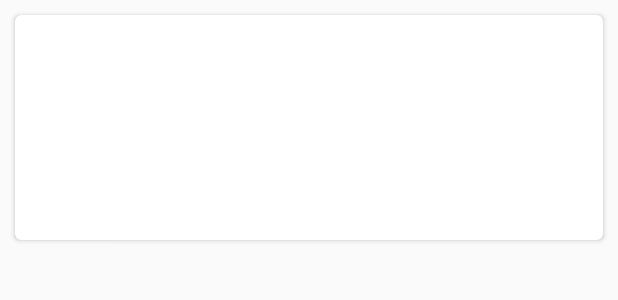
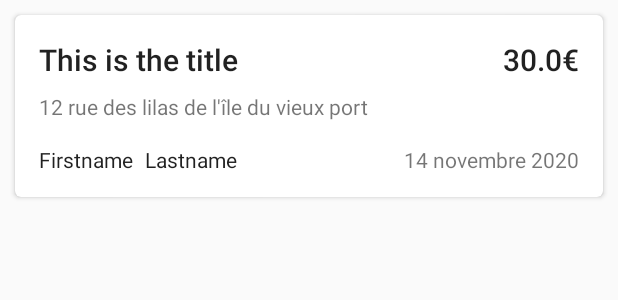
Before and after one commit to kelvinhado/Stootie, an Android app: the layout list_item_stooties.xml on its own in the app's theme, with its tools: preview values and no code run, on a phone screen of 412 x 824 dp. Shown: the top 300 px of the screen. Run offline under Robolectric (Android 15) with nearby library versions, the phone set to English and light mode, and no system bars.

Commit message:
polish stooties view

```diff
--- a/app/build.gradle
+++ b/app/build.gradle
@@ -40,6 +40,7 @@ dependencies {
     compile "io.reactivex.rxjava2:rxandroid:$rootProject.rxAndroidVersion"
     compile "com.squareup.picasso:picasso:$rootProject.picassoVersion"
     compile "com.jakewharton:butterknife:$rootProject.butterknifeVersion"
+    compile "com.android.support.constraint:constraint-layout:$rootProject.constraintVersion"
     annotationProcessor "com.jakewharton:butterknife-compiler:$rootProject.butterknifeVersion"
 
     // Dependencies for Android unit tests
@@ -48,5 +49,4 @@ dependencies {
     androidTestCompile("com.android.support.test.espresso:espresso-core:$rootProject.testEspressoVersion", {
         exclude group: 'com.android.support', module: 'support-annotations'
     })
-    compile 'com.android.support.constraint:constraint-layout:1.0.0-alpha3'
 }
--- a/app/src/main/java/com/kelvinhado/stootie/stooties/StootiesAdapter.java
+++ b/app/src/main/java/com/kelvinhado/stootie/stooties/StootiesAdapter.java
@@ -10,7 +10,11 @@ import android.widget.TextView;
 import com.kelvinhado.stootie.R;
 import com.kelvinhado.stootie.data.model.Stootie;
 
+import java.text.ParseException;
+import java.text.SimpleDateFormat;
+import java.util.Date;
 import java.util.List;
+import java.util.Locale;
 
 import butterknife.BindView;
 import butterknife.ButterKnife;
@@ -21,7 +25,7 @@ import butterknife.ButterKnife;
 
 public class StootiesAdapter extends RecyclerView.Adapter<StootiesAdapter.StootieViewHolder> {
 
-        private List<Stootie> mDataset;
+    private List<Stootie> mDataset;
 
     private ListItemClickListener mListener;
 
@@ -52,12 +56,11 @@ public class StootiesAdapter extends RecyclerView.Adapter<StootiesAdapter.Stooti
         return mDataset.size();
     }
 
-    public void swap(List<Stootie> list){
+    public void swap(List<Stootie> list) {
         if (mDataset != null) {
             mDataset.clear();
             mDataset.addAll(list);
-        }
-        else {
+        } else {
             mDataset = list;
         }
         notifyDataSetChanged();
@@ -69,12 +72,18 @@ public class StootiesAdapter extends RecyclerView.Adapter<StootiesAdapter.Stooti
 
     class StootieViewHolder extends RecyclerView.ViewHolder implements View.OnClickListener {
 
-        @BindView(R.id.tv_item_title)           TextView title;
-        @BindView(R.id.tv_item_user_firstname)  TextView firstname;
-        @BindView(R.id.tv_item_user_lastname)   TextView lastname;
-        @BindView(R.id.tv_item_price)           TextView price;
-        @BindView(R.id.tv_item_address)         TextView address;
-        @BindView(R.id.tv_item_date)            TextView date;
+        @BindView(R.id.tv_item_title)
+        TextView title;
+        @BindView(R.id.tv_item_user_firstname)
+        TextView firstname;
+        @BindView(R.id.tv_item_user_lastname)
+        TextView lastname;
+        @BindView(R.id.tv_item_price)
+        TextView price;
+        @BindView(R.id.tv_item_address)
+        TextView address;
+        @BindView(R.id.tv_item_date)
+        TextView date;
 
         public StootieViewHolder(View itemView) {
             super(itemView);
@@ -85,16 +94,36 @@ public class StootiesAdapter extends RecyclerView.Adapter<StootiesAdapter.Stooti
         void bind(Stootie stootie) {
             title.setText(stootie.getTitle());
             firstname.setText(stootie.getUserFirstName());
-            lastname.setText(stootie.getUserLastName());
-            price.setText(Double.toString(stootie.getPrice()));
+            lastname.setText(formatLastName(stootie.getUserLastName()));
+            price.setText(formatPrice(stootie.getPrice()));
             address.setText(stootie.getAddress());
-            date.setText(stootie.getCreationDate());
+            date.setText(formatDate(stootie.getCreationDate()));
         }
 
         @Override
         public void onClick(View view) {
             mListener.onListItemClicked(mDataset.get(getAdapterPosition()).getId());
         }
+
+        private String formatPrice(Double price) {
+            return price != 0L ? Double.toString(price) + mContext.getString(R.string.local_money) : "";
+        }
+
+        private String formatDate(String date) {
+            SimpleDateFormat inFormat = new SimpleDateFormat("yyyy-MM-dd'T'HH:mm:ssXXX", Locale.getDefault());
+            SimpleDateFormat outFormat = new SimpleDateFormat("EEE. MMM", Locale.getDefault());
+            try {
+                Date result =  inFormat.parse(date);
+                return outFormat.format(result);
+            } catch (ParseException e) {
+                e.printStackTrace();
+                return "";
+            }
+        }
+
+        private String formatLastName(String lastName) {
+            return lastName.substring(0, 1) + ".";
+        }
     }
 
 }
--- a/app/src/main/res/layout/list_item_stooties.xml
+++ b/app/src/main/res/layout/list_item_stooties.xml
@@ -1,51 +1,83 @@
 <?xml version="1.0" encoding="utf-8"?>
-<LinearLayout xmlns:android="http://schemas.android.com/apk/res/android"
+<android.support.v7.widget.CardView xmlns:android="http://schemas.android.com/apk/res/android"
     xmlns:app="http://schemas.android.com/apk/res-auto"
     xmlns:tools="http://schemas.android.com/tools"
+    android:id="@+id/item_card_view"
     android:layout_width="match_parent"
     android:layout_height="wrap_content"
-    android:clickable="true"
-    android:orientation="horizontal">
-
-    <android.support.v7.widget.CardView
-        android:id="@+id/item_card_view"
-        android:layout_width="match_parent"
-        android:layout_height="150dp"
-        android:layout_gravity="center"
     android:layout_margin="10dp"
     app:cardCornerRadius="4dp">
 
-        <LinearLayout
+    <android.support.constraint.ConstraintLayout
         android:layout_width="match_parent"
-            android:layout_height="match_parent"
-            android:orientation="vertical">
+        android:layout_height="wrap_content">
+
         <TextView
             android:id="@+id/tv_item_title"
             android:layout_width="wrap_content"
-                android:layout_height="wrap_content" />
+            android:layout_height="wrap_content"
+            android:layout_marginLeft="16dp"
+            android:layout_marginStart="16dp"
+            android:layout_marginTop="16dp"
+            android:textAppearance="@style/TextAppearance.AppCompat.Title"
+            app:layout_constraintLeft_toLeftOf="parent"
+            app:layout_constraintTop_toTopOf="parent"
+            tools:text="This is the title" />
+
         <TextView
             android:id="@+id/tv_item_user_firstname"
             android:layout_width="wrap_content"
-                android:layout_height="wrap_content" />
+            android:layout_height="wrap_content"
+            android:layout_marginBottom="15dp"
+            android:layout_marginLeft="16dp"
+            android:layout_marginStart="16dp"
+            android:layout_marginTop="16dp"
+            android:textAppearance="@style/TextAppearance.AppCompat.Body1"
+            app:layout_constraintBottom_toBottomOf="parent"
+            app:layout_constraintLeft_toLeftOf="parent"
+            app:layout_constraintTop_toBottomOf="@+id/tv_item_address"
+            tools:text="Firstname" />
+
         <TextView
             android:id="@+id/tv_item_user_lastname"
             android:layout_width="wrap_content"
-                android:layout_height="wrap_content" />
+            android:layout_height="wrap_content"
+            android:layout_marginLeft="8dp"
+            android:layout_marginStart="8dp"
+            android:textAppearance="@style/TextAppearance.AppCompat.Body1"
+            app:layout_constraintBaseline_toBaselineOf="@+id/tv_item_user_firstname"
+            app:layout_constraintLeft_toRightOf="@+id/tv_item_user_firstname"
+            tools:text="Lastname" />
+
         <TextView
             android:id="@+id/tv_item_price"
             android:layout_width="wrap_content"
-                android:layout_height="wrap_content" />
+            android:layout_height="wrap_content"
+            android:layout_marginEnd="16dp"
+            android:layout_marginRight="16dp"
+            android:textAppearance="@style/TextAppearance.AppCompat.Title"
+            app:layout_constraintBaseline_toBaselineOf="@+id/tv_item_title"
+            app:layout_constraintRight_toRightOf="parent"
+            tools:text="30.0€" />
+
         <TextView
             android:id="@+id/tv_item_address"
             android:layout_width="wrap_content"
-                android:layout_height="wrap_content" />
+            android:layout_height="wrap_content"
+            android:layout_marginLeft="16dp"
+            android:layout_marginStart="16dp"
+            android:layout_marginTop="8dp"
+            app:layout_constraintLeft_toLeftOf="parent"
+            app:layout_constraintTop_toBottomOf="@+id/tv_item_title"
+            tools:text="12 rue des lilas de l'île du vieux port" />
+
         <TextView
             android:id="@+id/tv_item_date"
             android:layout_width="wrap_content"
-                android:layout_height="wrap_content" />
-
-        </LinearLayout>
-
+            android:layout_height="wrap_content"
+            android:layout_marginRight="16dp"
+            app:layout_constraintBaseline_toBaselineOf="@+id/tv_item_user_firstname"
+            app:layout_constraintRight_toRightOf="parent"
+            tools:text="14 novembre 2020" />
+    </android.support.constraint.ConstraintLayout>
 </android.support.v7.widget.CardView>
-
-</LinearLayout>
--- a/app/src/main/res/values/strings.xml
+++ b/app/src/main/res/values/strings.xml
@@ -1,3 +1,4 @@
 <resources>
     <string name="app_name">Stootie</string>
+    <string name="local_money">€</string>
 </resources>
--- a/build.gradle
+++ b/build.gradle
@@ -32,7 +32,7 @@ ext {
     retrofitVersion = '2.3.0'
     rxJavaVersion = '2.0.2'
     rxAndroidVersion = '2.0.1'
-
+    constraintVersion = '1.0.2'
     testJUnitVersion = '4.12'
     testEspressoVersion = '2.2.2'
 }
```
Lines whose indentation alone changed are shown as unchanged.
